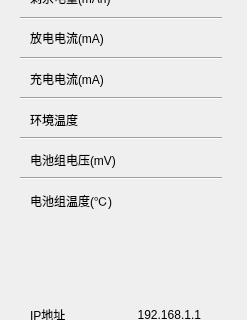
This is component/rightstatsform.ui in tech-flyflypig/HQ_Battery as Qt 5 draws it before an edit; both pictures show x 0 to 247 and y 423 to 743 of the 247 by 951 pixel window. The edited form follows.
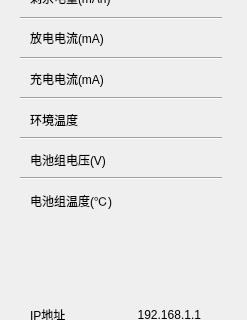
This is the edited form. Icons and pictures are not drawn.

What changed in the file:
```diff
--- a/component/rightstatsform.ui
+++ b/component/rightstatsform.ui
@@ -573,7 +573,7 @@
      <item row="5" column="0">
       <widget class="QLabel" name="label_21">
        <property name="text">
-        <string>电池组电压(mV)</string>
+        <string>电池组电压(V)</string>
        </property>
       </widget>
      </item>
```
